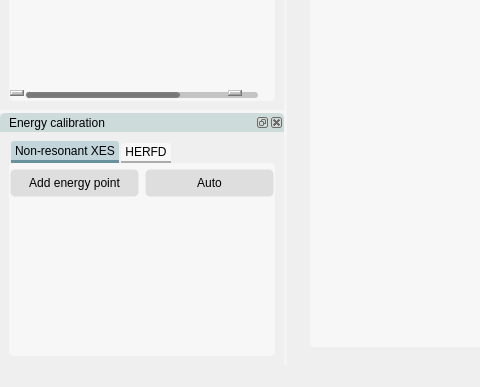
flmiot/nosey, file nosey/ui/main.ui: the form before one commit; both pictures show x 0 to 480 and y 384 to 771 of the 1024 by 771 pixel window.
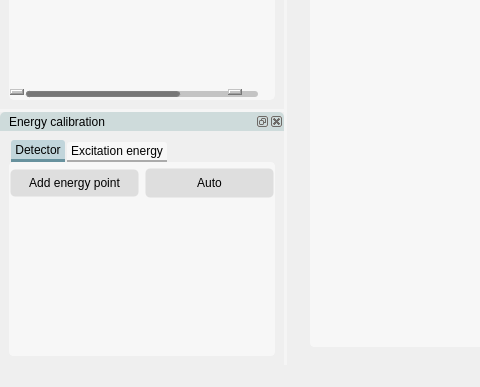
The form after the commit. Icons and pictures are not drawn. Custom widgets are drawn as their Qt base class.

Commit message: xfel recipe

Patch:
```diff
--- a/nosey/ui/main.ui
+++ b/nosey/ui/main.ui
@@ -4316,7 +4316,7 @@
        </property>
        <widget class="QWidget" name="detector">
         <attribute name="title">
-         <string>Non-resonant XES</string>
+         <string>Detector</string>
         </attribute>
         <layout class="QVBoxLayout" name="verticalLayout_14">
          <property name="leftMargin">
@@ -4357,7 +4357,13 @@
             </widget>
            </item>
            <item>
-            <widget class="QPushButton" name="btn_autoCalibration_2">
+            <widget class="QPushButton" name="btn_autoCalibration">
+             <property name="minimumSize">
+              <size>
+               <width>0</width>
+               <height>30</height>
+              </size>
+             </property>
              <property name="text">
               <string>Auto</string>
              </property>
@@ -4401,7 +4407,7 @@
        </widget>
        <widget class="QWidget" name="tab_3">
         <attribute name="title">
-         <string>HERFD</string>
+         <string>Excitation energy</string>
         </attribute>
         <layout class="QVBoxLayout" name="verticalLayout_15">
          <property name="leftMargin">
```
Left out of the diff: 8 changed lines with no effect on the pictures. The commit also changes 2 other files.
